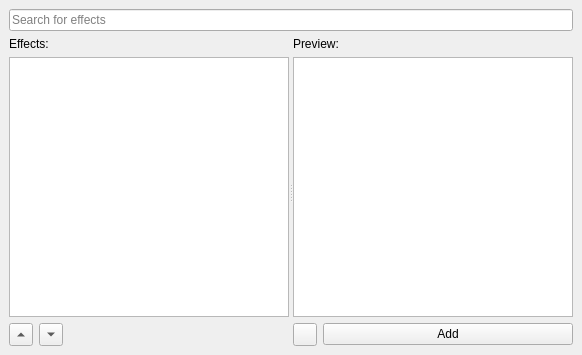
This is ui/uifiles/special/effectexplorer.ui in timofey260/RWE-Sharp as Qt 5 draws it before an edit. The edited form follows.
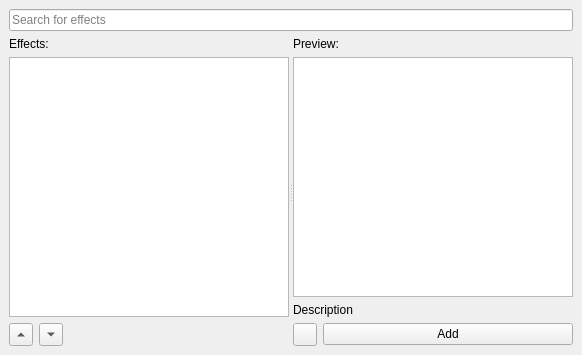
This is the edited form. Icons and pictures are not drawn. Custom widgets are drawn as their Qt base class.

Commit message: effect descriptions prop stuff

```diff
--- a/ui/uifiles/special/effectexplorer.ui
+++ b/ui/uifiles/special/effectexplorer.ui
@@ -99,6 +99,13 @@
         <item>
          <widget class="SimpleViewport" name="Effectpreview"/>
         </item>
+        <item>
+         <widget class="QLabel" name="Description">
+          <property name="text">
+           <string>Description</string>
+          </property>
+         </widget>
+        </item>
         <item>
          <layout class="QHBoxLayout" name="horizontalLayout_2">
           <item>
```
The commit also changes 6 other files.
